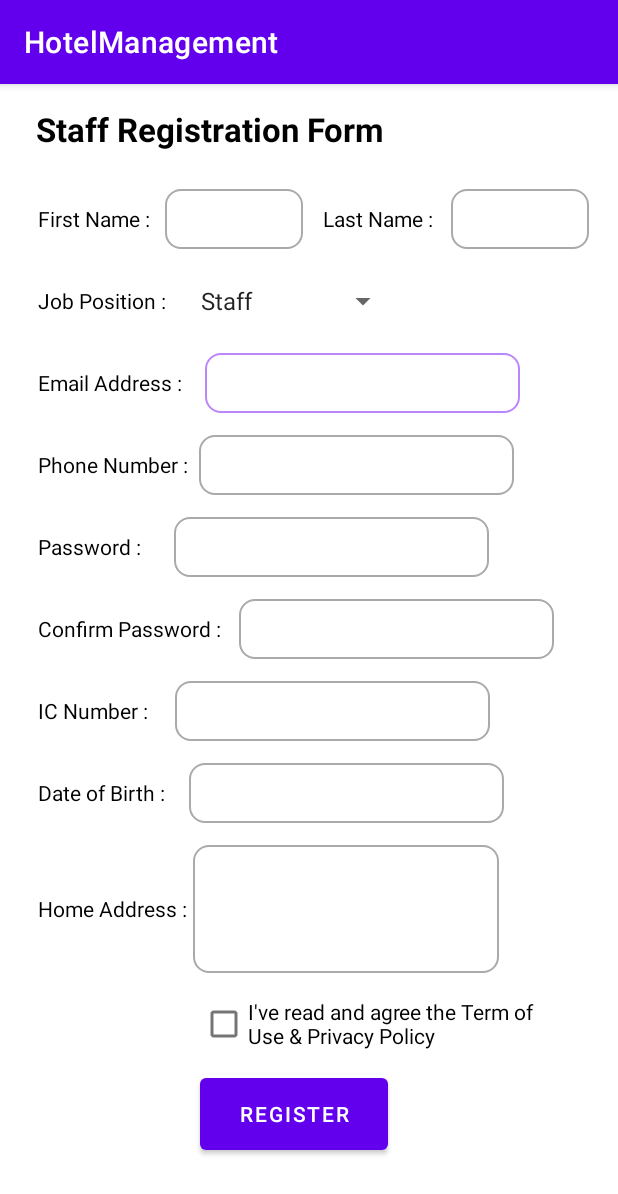
After one commit to Lawrence-Lim/HotelManagement, an Android app: the Signup_Page screen opened directly, with no data from a screen before it, on a phone screen of 412 x 824 dp. The commit adds this screen. Shown: the top 1194 px of the screen. Run offline under Robolectric (Android 15) with nearby library versions, the phone set to English and light mode, and no system bars.

Commit message:
Registration Page

```diff
--- a/app/src/main/AndroidManifest.xml
+++ b/app/src/main/AndroidManifest.xml
@@ -9,7 +9,9 @@
         android:roundIcon="@mipmap/ic_launcher_round"
         android:supportsRtl="true"
         android:theme="@style/Theme.HotelManagement">
-        <activity android:name=".Login_Page"></activity>
+        <activity android:name=".Signup_Page"></activity>
+        <activity android:name=".homepage" />
+        <activity android:name=".Login_Page" />
         <activity android:name=".MainActivity">
             <intent-filter>
                 <action android:name="android.intent.action.MAIN" />
--- /dev/null
+++ b/app/src/main/java/com/example/hotelmanagement/Signup_Page.kt
@@ -0,0 +1,42 @@
+package com.example.hotelmanagement
+
+import androidx.appcompat.app.AppCompatActivity
+import android.os.Bundle
+import android.view.View
+import android.widget.AdapterView
+import android.widget.ArrayAdapter
+import android.widget.Spinner
+import android.widget.Toast
+
+class Signup_Page : AppCompatActivity() {
+    override fun onCreate(savedInstanceState: Bundle?) {
+        super.onCreate(savedInstanceState)
+        setContentView(R.layout.activity_signup__page)
+
+        // access the items of the list
+        val job = resources.getStringArray(R.array.Job)
+
+        // access the spinner
+        val spinner = findViewById<Spinner>(R.id.spinner)
+        if (spinner != null) {
+            val adapter = ArrayAdapter(this,
+                android.R.layout.simple_spinner_item, job)
+            spinner.adapter = adapter
+
+            spinner.onItemSelectedListener = object :
+                AdapterView.OnItemSelectedListener {
+                override fun onItemSelected(parent: AdapterView<*>,
+                                            view: View, position: Int, id: Long) {
+                    Toast.makeText(this@Signup_Page,
+                        getString(R.string.selected_item) + " " +
+                                "" + job[position], Toast.LENGTH_SHORT).show()
+                }
+
+                override fun onNothingSelected(parent: AdapterView<*>) {
+                    // write code to perform some action
+                }
+            }
+        }
+
+    }
+}
--- /dev/null
+++ b/app/src/main/java/com/example/hotelmanagement/homepage.kt
@@ -0,0 +1,11 @@
+package com.example.hotelmanagement
+
+import androidx.appcompat.app.AppCompatActivity
+import android.os.Bundle
+
+class homepage : AppCompatActivity() {
+    override fun onCreate(savedInstanceState: Bundle?) {
+        super.onCreate(savedInstanceState)
+        setContentView(R.layout.activity_homepage)
+    }
+}
--- /dev/null
+++ b/app/src/main/res/layout/activity_homepage.xml
@@ -0,0 +1,7 @@
+<?xml version="1.0" encoding="utf-8"?>
+<androidx.constraintlayout.widget.ConstraintLayout xmlns:android="http://schemas.android.com/apk/res/android"
+    xmlns:app="http://schemas.android.com/apk/res-auto"
+    xmlns:tools="http://schemas.android.com/tools"
+    android:layout_width="match_parent"
+    android:layout_height="match_parent"
+    tools:context=".homepage"/>
--- a/app/src/main/res/layout/activity_login__page.xml
+++ b/app/src/main/res/layout/activity_login__page.xml
@@ -58,8 +58,8 @@
         android:id="@+id/textView2"
         android:layout_width="wrap_content"
         android:layout_height="wrap_content"
-        android:layout_marginStart="31dp"
-        android:layout_marginTop="44dp"
+        android:layout_marginStart="30dp"
+        android:layout_marginTop="50dp"
         android:text="@string/username"
         android:textColor="#000000"
         android:textSize="18sp"
@@ -107,7 +107,7 @@
 
     <Button
         android:id="@+id/button"
-        android:layout_width="123dp"
+        android:layout_width="125dp"
         android:layout_height="60dp"
         android:layout_marginStart="37dp"
         android:layout_marginTop="128dp"
@@ -117,8 +117,8 @@
 
     <Button
         android:id="@+id/button2"
-        android:layout_width="124dp"
-        android:layout_height="59dp"
+        android:layout_width="125dp"
+        android:layout_height="60dp"
         android:layout_marginStart="64dp"
         android:layout_marginBottom="1dp"
         android:text="@string/sign_up"
--- /dev/null
+++ b/app/src/main/res/layout/activity_signup__page.xml
@@ -0,0 +1,291 @@
+<?xml version="1.0" encoding="utf-8"?>
+<androidx.constraintlayout.widget.ConstraintLayout xmlns:android="http://schemas.android.com/apk/res/android"
+    xmlns:app="http://schemas.android.com/apk/res-auto"
+    xmlns:tools="http://schemas.android.com/tools"
+    android:layout_width="match_parent"
+    android:layout_height="match_parent"
+    tools:context=".Signup_Page">
+
+    <TextView
+        android:id="@+id/lblBirth"
+        android:layout_width="wrap_content"
+        android:layout_height="wrap_content"
+        android:layout_marginStart="25dp"
+        android:layout_marginTop="35dp"
+        android:text="@string/date_of_birth"
+        android:textColor="#000000"
+        android:labelFor="@+id/txtBirth"
+        app:layout_constraintStart_toStartOf="parent"
+        app:layout_constraintTop_toBottomOf="@+id/lblIC" />
+
+    <TextView
+        android:id="@+id/lblConPass"
+        android:layout_width="wrap_content"
+        android:layout_height="wrap_content"
+        android:layout_marginStart="25dp"
+        android:layout_marginTop="35dp"
+        android:text="@string/confirm_password"
+        android:textColor="#000000"
+        android:labelFor="@+id/txtConPass"
+        app:layout_constraintStart_toStartOf="parent"
+        app:layout_constraintTop_toBottomOf="@+id/lblPass" />
+
+    <TextView
+        android:id="@+id/lblEmail"
+        android:layout_width="wrap_content"
+        android:layout_height="wrap_content"
+        android:layout_marginStart="25dp"
+        android:layout_marginTop="35dp"
+        android:text="@string/email_address"
+        android:textColor="#000000"
+        android:labelFor="@+id/txtEmail"
+        app:layout_constraintStart_toStartOf="parent"
+        app:layout_constraintTop_toBottomOf="@+id/lblJob" />
+
+    <TextView
+        android:id="@+id/textView5"
+        android:layout_width="wrap_content"
+        android:layout_height="wrap_content"
+        android:layout_marginStart="24dp"
+        android:layout_marginTop="15dp"
+        android:text="@string/staff_registration_form"
+        android:textColor="#000000"
+        android:textSize="22sp"
+        android:textStyle="bold"
+        app:layout_constraintStart_toStartOf="parent"
+        app:layout_constraintTop_toTopOf="parent" />
+
+    <TextView
+        android:id="@+id/lblFirstName"
+        android:layout_width="wrap_content"
+        android:layout_height="wrap_content"
+        android:layout_marginStart="25dp"
+        android:layout_marginTop="35dp"
+        android:text="@string/first_name"
+        android:textColor="#000000"
+        android:labelFor="@+id/txtFirstName"
+        app:layout_constraintStart_toStartOf="parent"
+        app:layout_constraintTop_toBottomOf="@+id/textView5" />
+
+    <TextView
+        android:id="@+id/lblLastName"
+        android:layout_width="wrap_content"
+        android:layout_height="wrap_content"
+        android:layout_marginStart="13dp"
+        android:layout_marginTop="35dp"
+        android:text="@string/last_name"
+        android:textColor="#000000"
+        android:labelFor="@+id/txtLastName"
+        app:layout_constraintStart_toEndOf="@+id/txtFirstName"
+        app:layout_constraintTop_toBottomOf="@+id/textView5" />
+
+    <TextView
+        android:id="@+id/lblJob"
+        android:layout_width="wrap_content"
+        android:layout_height="wrap_content"
+        android:layout_marginStart="25dp"
+        android:layout_marginTop="35dp"
+        android:text="@string/job_position"
+        android:textColor="#000000"
+        app:layout_constraintStart_toStartOf="parent"
+        app:layout_constraintTop_toBottomOf="@+id/lblFirstName" />
+
+    <TextView
+        android:id="@+id/lblPhone"
+        android:layout_width="wrap_content"
+        android:layout_height="wrap_content"
+        android:layout_marginStart="25dp"
+        android:layout_marginTop="35dp"
+        android:text="@string/phone_number"
+        android:textColor="#000000"
+        android:labelFor="@+id/txtPhone"
+        app:layout_constraintStart_toStartOf="parent"
+        app:layout_constraintTop_toBottomOf="@+id/lblEmail" />
+
+    <TextView
+        android:id="@+id/lblPass"
+        android:layout_width="wrap_content"
+        android:layout_height="wrap_content"
+        android:layout_marginStart="25dp"
+        android:layout_marginTop="35dp"
+        android:text="@string/Password"
+        android:textColor="#000000"
+        android:labelFor="@+id/txtPass"
+        app:layout_constraintStart_toStartOf="parent"
+        app:layout_constraintTop_toBottomOf="@+id/lblPhone"/>
+
+    <TextView
+        android:id="@+id/lblIC"
+        android:layout_width="wrap_content"
+        android:layout_height="wrap_content"
+        android:layout_marginStart="25dp"
+        android:layout_marginTop="35dp"
+        android:text="@string/ic_number"
+        android:textColor="#000000"
+        android:labelFor="@+id/txtIC"
+        app:layout_constraintStart_toStartOf="parent"
+        app:layout_constraintTop_toBottomOf="@+id/lblConPass" />
+
+    <TextView
+        android:id="@+id/lblAddress"
+        android:layout_width="wrap_content"
+        android:layout_height="wrap_content"
+        android:layout_marginStart="25dp"
+        android:layout_marginTop="58dp"
+        android:text="@string/home_address"
+        android:textColor="#000000"
+        android:labelFor="@+id/txtAddress"
+        app:layout_constraintStart_toStartOf="parent"
+        app:layout_constraintTop_toBottomOf="@+id/lblBirth" />
+
+
+    <EditText
+        android:id="@+id/txtEmail"
+        android:layout_width="210dp"
+        android:layout_height="40dp"
+        android:layout_marginStart="15dp"
+        android:background="@drawable/custom_input"
+        android:ems="10"
+        android:inputType="textEmailAddress"
+        android:textColor="#000000"
+        app:layout_constraintBottom_toBottomOf="@+id/lblEmail"
+        app:layout_constraintStart_toEndOf="@+id/lblEmail"
+        app:layout_constraintTop_toTopOf="@+id/lblEmail"
+        android:autofillHints="" />
+
+    <EditText
+        android:id="@+id/txtPhone"
+        android:layout_width="210dp"
+        android:layout_height="40dp"
+        android:layout_marginStart="7dp"
+        android:ems="10"
+        android:inputType="phone"
+        android:textColor="#000000"
+        android:background="@drawable/custom_input"
+        app:layout_constraintBottom_toBottomOf="@+id/lblPhone"
+        app:layout_constraintStart_toEndOf="@+id/lblPhone"
+        app:layout_constraintTop_toTopOf="@+id/lblPhone"
+        android:autofillHints="" />
+
+    <EditText
+        android:id="@+id/txtBirth"
+        android:layout_width="210dp"
+        android:layout_height="40dp"
+        android:layout_marginStart="16dp"
+        android:ems="10"
+        android:inputType="date"
+        android:textColor="#000000"
+        android:background="@drawable/custom_input"
+        app:layout_constraintBottom_toBottomOf="@+id/lblBirth"
+        app:layout_constraintStart_toEndOf="@+id/lblBirth"
+        app:layout_constraintTop_toTopOf="@+id/lblBirth"
+        android:autofillHints="" />
+
+    <EditText
+        android:id="@+id/txtPass"
+        android:layout_width="210dp"
+        android:layout_height="40dp"
+        android:layout_marginStart="22dp"
+        android:background="@drawable/custom_input"
+        android:ems="10"
+        android:inputType="textPassword"
+        app:layout_constraintBottom_toBottomOf="@+id/lblPass"
+        app:layout_constraintStart_toEndOf="@+id/lblPass"
+        app:layout_constraintTop_toTopOf="@+id/lblPass"
+        android:autofillHints="" />
+
+    <EditText
+        android:id="@+id/txtConPass"
+        android:layout_width="210dp"
+        android:layout_height="40dp"
+        android:layout_marginStart="12dp"
+        android:ems="10"
+        android:inputType="textPassword"
+        android:background="@drawable/custom_input"
+        app:layout_constraintBottom_toBottomOf="@+id/lblConPass"
+        app:layout_constraintStart_toEndOf="@+id/lblConPass"
+        app:layout_constraintTop_toTopOf="@+id/lblConPass"
+        android:autofillHints="" />
+
+    <EditText
+        android:id="@+id/txtIC"
+        android:layout_width="210dp"
+        android:layout_height="40dp"
+        android:layout_marginStart="18dp"
+        android:ems="10"
+        android:inputType="number"
+        android:background="@drawable/custom_input"
+        app:layout_constraintBottom_toBottomOf="@+id/lblIC"
+        app:layout_constraintStart_toEndOf="@+id/lblIC"
+        app:layout_constraintTop_toTopOf="@+id/lblIC"
+        android:autofillHints="" />
+
+    <EditText
+        android:id="@+id/txtFirstName"
+        android:layout_width="92dp"
+        android:layout_height="40dp"
+        android:layout_marginStart="10dp"
+        android:ems="10"
+        android:inputType="textPersonName"
+        android:background="@drawable/custom_input"
+        app:layout_constraintBottom_toBottomOf="@+id/lblFirstName"
+        app:layout_constraintStart_toEndOf="@+id/lblFirstName"
+        app:layout_constraintTop_toTopOf="@+id/lblFirstName"
+        android:autofillHints="" />
+
+    <EditText
+        android:id="@+id/txtLastName"
+        android:layout_width="92dp"
+        android:layout_height="40dp"
+        android:layout_marginStart="12dp"
+        android:ems="10"
+        android:inputType="textPersonName"
+        android:background="@drawable/custom_input"
+        app:layout_constraintBottom_toBottomOf="@+id/lblLastName"
+        app:layout_constraintStart_toEndOf="@+id/lblLastName"
+        app:layout_constraintTop_toTopOf="@+id/lblLastName"
+        android:autofillHints="" />
+
+    <Spinner
+        android:id="@+id/spinner"
+        android:layout_width="140dp"
+        android:layout_height="37dp"
+        android:layout_marginStart="15dp"
+        app:layout_constraintBottom_toBottomOf="@+id/lblJob"
+        app:layout_constraintStart_toEndOf="@+id/lblJob"
+        app:layout_constraintTop_toTopOf="@+id/lblJob" />
+
+    <EditText
+        android:id="@+id/txtAddress"
+        android:layout_width="204dp"
+        android:layout_height="85dp"
+        android:layout_marginStart="4dp"
+        android:background="@drawable/custom_input"
+        android:ems="10"
+        android:inputType="textPersonName"
+        app:layout_constraintBottom_toBottomOf="@+id/lblAddress"
+        app:layout_constraintStart_toEndOf="@+id/lblAddress"
+        app:layout_constraintTop_toTopOf="@+id/lblAddress"
+        android:autofillHints="" />
+
+    <CheckBox
+        android:id="@+id/chkTerm"
+        android:layout_width="238dp"
+        android:layout_height="36dp"
+        android:layout_marginStart="133dp"
+        android:layout_marginTop="16dp"
+        android:text="@string/i_ve_read_and_agree_the_term_of_use_amp_privacy_policy"
+        app:layout_constraintStart_toStartOf="parent"
+        app:layout_constraintTop_toBottomOf="@+id/txtAddress" />
+
+    <Button
+        android:id="@+id/btnRegister"
+        android:layout_width="125dp"
+        android:layout_height="60dp"
+        android:layout_marginStart="133dp"
+        android:layout_marginTop="12dp"
+        android:text="@string/register"
+        app:layout_constraintStart_toStartOf="parent"
+        app:layout_constraintTop_toBottomOf="@+id/chkTerm" />
+
+</androidx.constraintlayout.widget.ConstraintLayout>
--- a/app/src/main/res/values/strings.xml
+++ b/app/src/main/res/values/strings.xml
@@ -12,4 +12,24 @@
     <string name="log_in">Log In</string>
     <string name="full_name">Full Name</string>
     <string name="user_logo">user_logo</string>
+    <string name="selected_item">Selected item:</string>
+    <string name="i_ve_read_and_agree_the_term_of_use_amp_privacy_policy"><![CDATA[I\'ve read and agree the Term of Use & Privacy Policy]]></string>
+    <string name="first_name">First Name :</string>
+    <string name="last_name">Last Name :</string>
+    <string name="job_position">Job Position :</string>
+    <string name="email_address">Email Address :</string>
+    <string name="phone_number">Phone Number :</string>
+    <string name="ic_number">IC Number :</string>
+    <string name="date_of_birth">Date of Birth :</string>
+    <string name="home_address">Home Address :</string>
+    <string name="confirm_password">Confirm Password :</string>
+    <string name="register">Register</string>
+    <string name="staff_registration_form">Staff Registration Form</string>
+    <string name="Password">Password :</string>
+    <string-array name="Job">
+        <item>Staff</item>
+        <item>Manager</item>
+        <item>Receptionist</item>
+        <item>Cleaner</item>
+    </string-array>
 </resources>
```
